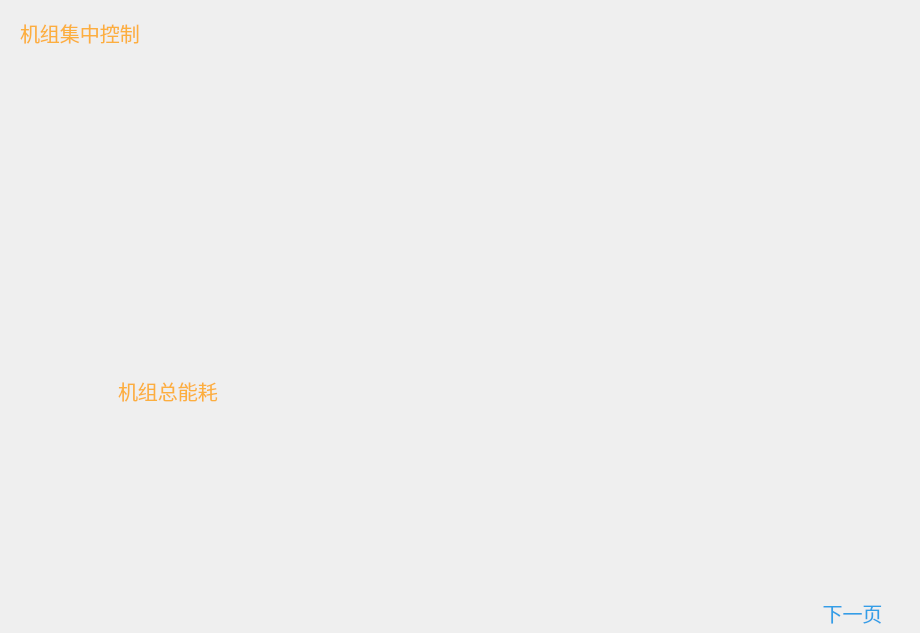
Above: Window/Page/modularchillerpage.ui from caosq/ChickenFarm before the change. Below: the same form after it.
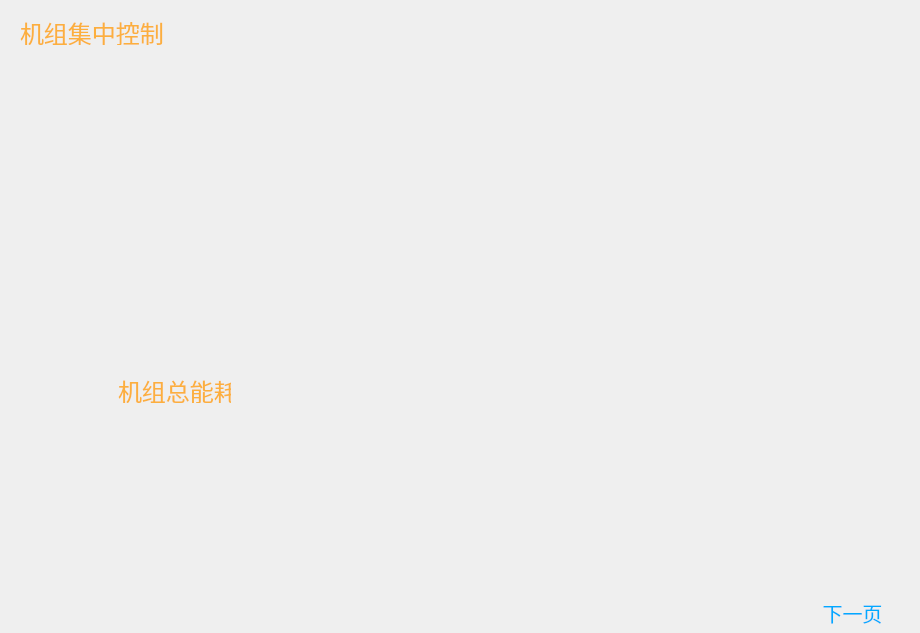
That is the form after the change. Icons and pictures are not drawn.

```diff
--- a/Window/Page/modularchillerpage.ui
+++ b/Window/Page/modularchillerpage.ui
@@ -164,7 +164,7 @@
     </property>
     <property name="font">
      <font>
-      <pointsize>15</pointsize>
+      <pointsize>18</pointsize>
      </font>
     </property>
     <property name="styleSheet">
@@ -180,9 +180,9 @@
    <property name="geometry">
     <rect>
      <x>808</x>
-     <y>600</y>
+     <y>595</y>
      <width>89</width>
-     <height>25</height>
+     <height>35</height>
     </rect>
    </property>
    <property name="palette">
@@ -218,9 +218,9 @@
       <colorrole role="ButtonText">
        <brush brushstyle="SolidPattern">
         <color alpha="255">
-         <red>50</red>
-         <green>159</green>
-         <blue>231</blue>
+         <red>0</red>
+         <green>170</green>
+         <blue>255</blue>
         </color>
        </brush>
       </colorrole>
@@ -242,15 +242,6 @@
         </color>
        </brush>
       </colorrole>
-      <colorrole role="PlaceholderText">
-       <brush brushstyle="SolidPattern">
-        <color alpha="128">
-         <red>252</red>
-         <green>175</green>
-         <blue>62</blue>
-        </color>
-       </brush>
-      </colorrole>
      </active>
      <inactive>
       <colorrole role="WindowText">
@@ -283,9 +274,9 @@
       <colorrole role="ButtonText">
        <brush brushstyle="SolidPattern">
         <color alpha="255">
-         <red>50</red>
-         <green>159</green>
-         <blue>231</blue>
+         <red>0</red>
+         <green>170</green>
+         <blue>255</blue>
         </color>
        </brush>
       </colorrole>
@@ -307,15 +298,6 @@
         </color>
        </brush>
       </colorrole>
-      <colorrole role="PlaceholderText">
-       <brush brushstyle="SolidPattern">
-        <color alpha="128">
-         <red>252</red>
-         <green>175</green>
-         <blue>62</blue>
-        </color>
-       </brush>
-      </colorrole>
      </inactive>
      <disabled>
       <colorrole role="WindowText">
@@ -372,15 +354,6 @@
         </color>
        </brush>
       </colorrole>
-      <colorrole role="PlaceholderText">
-       <brush brushstyle="SolidPattern">
-        <color alpha="128">
-         <red>0</red>
-         <green>0</green>
-         <blue>0</blue>
-        </color>
-       </brush>
-      </colorrole>
      </disabled>
     </palette>
    </property>
@@ -391,7 +364,8 @@
    </property>
    <property name="styleSheet">
     <string notr="true">border-style:none;
-background:transparent;</string>
+background:transparent;
+outline: none;</string>
    </property>
    <property name="text">
     <string>下一页</string>
@@ -526,7 +500,7 @@
    </property>
    <property name="font">
     <font>
-     <pointsize>15</pointsize>
+     <pointsize>18</pointsize>
     </font>
    </property>
    <property name="styleSheet">
```
